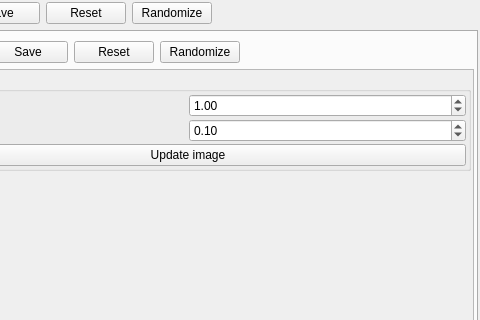
Old version of the form mandelbulber2/qt/dock_effects.ui in the repository buddhi1980/mandelbulber2; both pictures show x 128 to 608 and y 0 to 320 of the 608 by 1156 pixel window.
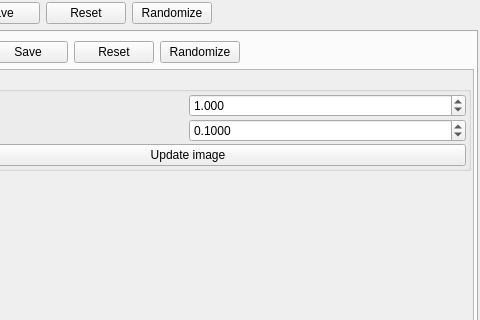
New version of the form. The open tabs and pages were chosen to show the change. Icons and pictures are not drawn. Custom widgets are drawn as their Qt base class.

```diff
--- a/mandelbulber2/qt/dock_effects.ui
+++ b/mandelbulber2/qt/dock_effects.ui
@@ -4193,8 +4193,8 @@
            <rect>
             <x>0</x>
             <y>0</y>
-            <width>165</width>
-            <height>110</height>
+            <width>569</width>
+            <height>1070</height>
            </rect>
           </property>
           <layout class="QVBoxLayout" name="verticalLayout_3">
@@ -4254,13 +4254,13 @@
                    <string/>
                   </property>
                   <property name="decimals">
-                   <number>2</number>
+                   <number>3</number>
                   </property>
                   <property name="minimum">
-                   <double>0.010000000000000</double>
+                   <double>0.001000000000000</double>
                   </property>
                   <property name="maximum">
-                   <double>5000.000000000000000</double>
+                   <double>1000.000000000000000</double>
                   </property>
                   <property name="singleStep">
                    <double>1.000000000000000</double>
@@ -4299,7 +4299,7 @@
                    <string/>
                   </property>
                   <property name="decimals">
-                   <number>2</number>
+                   <number>4</number>
                   </property>
                   <property name="minimum">
                    <double>0.000000000000000</double>
```
Left out of the diff: 12 changed lines with no effect on the pictures.
